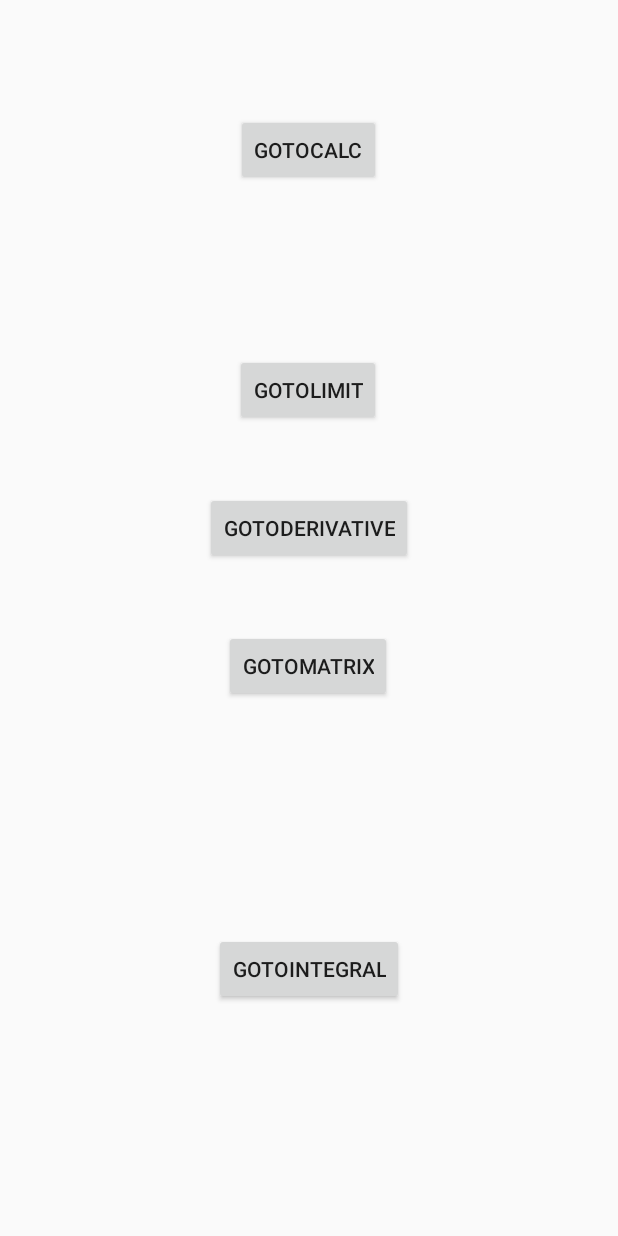
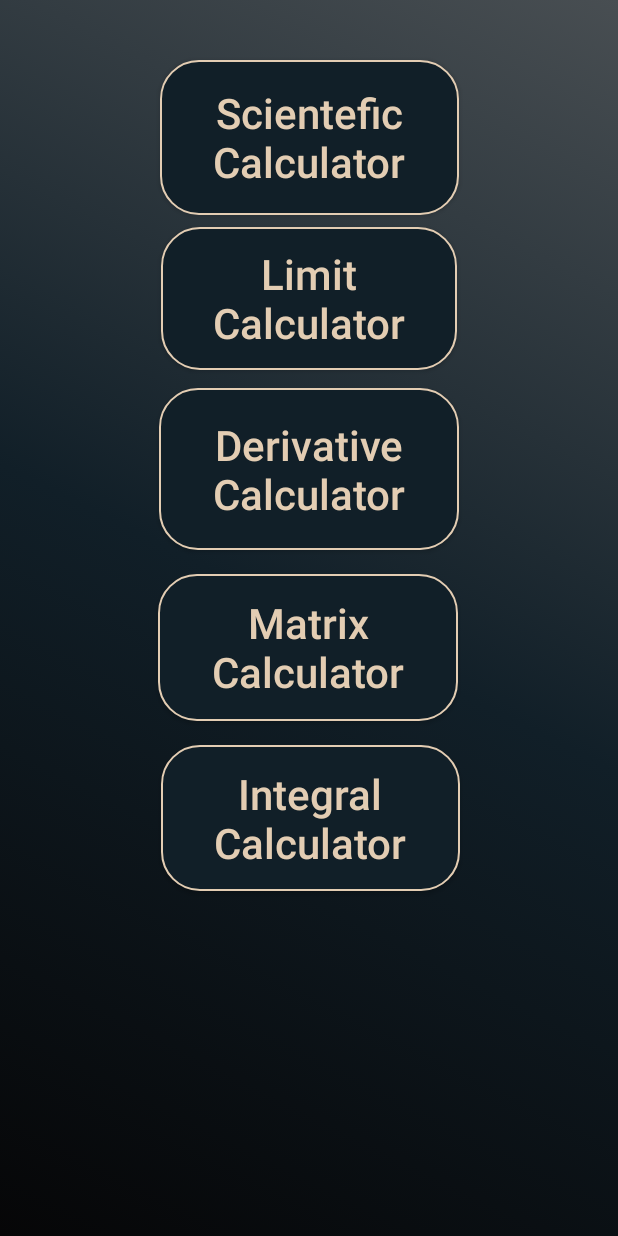
Before and after one commit to AhmadKais/Scientefic_cal, an Android app: the screen it shows after launch (OpeningActivity), on a phone screen of 412 x 824 dp. Run offline under Robolectric (Android 15) with nearby library versions, the phone set to English and light mode, and no system bars.

```diff
--- a/app/src/main/res/layout/activity_opening.xml
+++ b/app/src/main/res/layout/activity_opening.xml
@@ -4,47 +4,62 @@
     xmlns:tools="http://schemas.android.com/tools"
     android:layout_width="match_parent"
     android:layout_height="match_parent"
+    android:background="@drawable/app_background"
     tools:context=".OpeningActivity">
 
     <Button
         android:id="@+id/gotocalc"
-        android:layout_width="wrap_content"
-        android:layout_height="wrap_content"
-        android:layout_marginTop="76dp"
-        android:text="gotocalc"
+        android:layout_width="199dp"
+        android:layout_height="103dp"
+        android:layout_marginTop="40dp"
+        android:background="@drawable/button_background"
+        android:text="Scientefic Calculator"
+        android:textColor="@color/tanAccent"
+        android:textSize="28sp"
+        android:textAllCaps="false"
         app:layout_constraintEnd_toEndOf="parent"
-        app:layout_constraintHorizontal_bias="0.498"
+        app:layout_constraintHorizontal_bias="0.501"
         app:layout_constraintStart_toStartOf="parent"
         app:layout_constraintTop_toTopOf="parent" />
 
     <Button
         android:id="@+id/gotolimit"
-        android:layout_width="wrap_content"
-        android:layout_height="wrap_content"
-        android:layout_marginTop="112dp"
-        android:text="gotolimit"
+        android:layout_width="197dp"
+        android:layout_height="95dp"
+        android:layout_marginTop="8dp"
+        android:background="@drawable/button_background"
+        android:text="Limit Calculator"
+        android:textAllCaps="false"
+        android:textColor="@color/tanAccent"
+        android:textSize="28sp"
         app:layout_constraintEnd_toEndOf="parent"
-        app:layout_constraintHorizontal_bias="0.498"
         app:layout_constraintStart_toStartOf="parent"
         app:layout_constraintTop_toBottomOf="@+id/gotocalc" />
 
     <Button
         android:id="@+id/gotoderivative"
-        android:layout_width="wrap_content"
-        android:layout_height="wrap_content"
-        android:layout_marginTop="44dp"
-        android:text="gotoderivative"
+        android:layout_width="200dp"
+        android:layout_height="108dp"
+        android:layout_marginTop="12dp"
+        android:background="@drawable/button_background"
+        android:text="Derivative  Calculator"
+        android:textAllCaps="false"
+        android:textColor="@color/tanAccent"
+        android:textSize="28sp"
         app:layout_constraintEnd_toEndOf="parent"
-        app:layout_constraintHorizontal_bias="0.501"
         app:layout_constraintStart_toStartOf="parent"
         app:layout_constraintTop_toBottomOf="@+id/gotolimit" />
 
     <Button
         android:id="@+id/gotomatrix"
-        android:layout_width="wrap_content"
-        android:layout_height="wrap_content"
-        android:layout_marginTop="44dp"
-        android:text="gotomatrix"
+        android:layout_width="200dp"
+        android:layout_height="98dp"
+        android:layout_marginTop="16dp"
+        android:background="@drawable/button_background"
+        android:text="Matrix Calculator"
+        android:textAllCaps="false"
+        android:textColor="@color/tanAccent"
+        android:textSize="28sp"
         app:layout_constraintEnd_toEndOf="parent"
         app:layout_constraintHorizontal_bias="0.498"
         app:layout_constraintStart_toStartOf="parent"
@@ -52,11 +67,17 @@
 
     <Button
         android:id="@+id/gotointegral"
-        android:layout_width="wrap_content"
-        android:layout_height="wrap_content"
-        android:text="GotoIntegral"
+        android:layout_width="199dp"
+        android:layout_height="97dp"
+        android:background="@drawable/button_background"
+        android:text="Integral Calculator"
+        android:textAllCaps="false"
+        android:textColor="@color/tanAccent"
+        android:textSize="28sp"
         app:layout_constraintBottom_toBottomOf="parent"
         app:layout_constraintEnd_toEndOf="parent"
+        app:layout_constraintHorizontal_bias="0.504"
         app:layout_constraintStart_toStartOf="parent"
-        app:layout_constraintTop_toBottomOf="@+id/gotomatrix" />
+        app:layout_constraintTop_toBottomOf="@+id/gotomatrix"
+        app:layout_constraintVertical_bias="0.064" />
 </androidx.constraintlayout.widget.ConstraintLayout>
```
Also changed, not shown: app/src/main/res/layout/activity_derivative.xml (+10 -2 lines), app/src/main/res/layout/activity_integral.xml (+28 -12 lines), app/src/main/res/layout/activity_limit.xml (+45 -17 lines).
